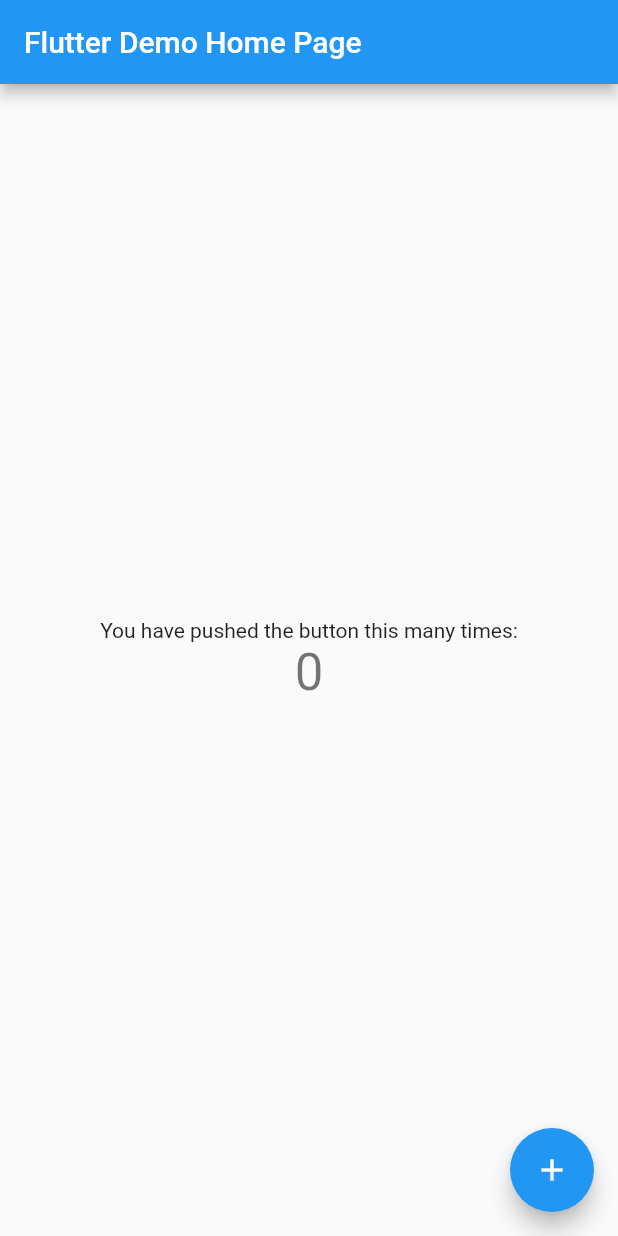
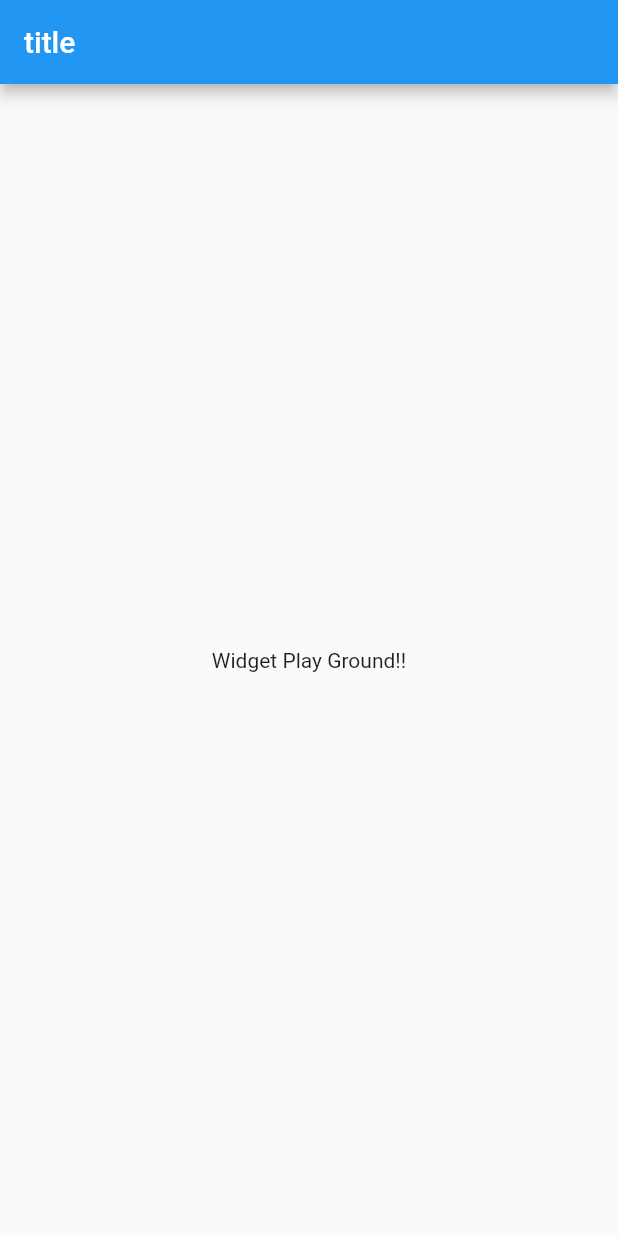
Before and after one commit to Kazuya1Hashimoto10/PERSONAL_EXPENSES_APP, a Flutter app: the screen it shows after launch, on a phone screen of 412 x 824 dp. Run offline on Flutter 3.47's test engine with Material 2 defaults, Android fonts, the phone set to English and light mode, and no system bars.

Commit message:
set a default code

```diff
--- a/lib/main.dart
+++ b/lib/main.dart
@@ -13,50 +13,22 @@ class MyApp extends StatelessWidget {
         primarySwatch: Colors.blue,
         visualDensity: VisualDensity.adaptivePlatformDensity,
       ),
-      home: MyHomePage(title: 'Flutter Demo Home Page'),
+      home: MyHomePage(),
     );
   }
 }
 
-class MyHomePage extends StatefulWidget {
-  MyHomePage({Key key, this.title}) : super(key: key);
-  final String title;
+class MyHomePage extends StatelessWidget {
   @override
-  _MyHomePageState createState() => _MyHomePageState();
-}
-
-class _MyHomePageState extends State<MyHomePage> {
-  int _counter = 0;
-  void _incrementCounter() {
-    setState(() {
-      _counter++;
-    });
-  }
-
-  @override
-  Widget build(BuildContext context) {
+  Widget build(BuildContext context){
     return Scaffold(
       appBar: AppBar(
-        title: Text(widget.title),
+        title: Text('title'),
       ),
-      body: Center(
-        child: Column(
-          mainAxisAlignment: MainAxisAlignment.center,
-          children: <Widget>[
-            Text(
-              'You have pushed the button this many times:',
-            ),
-            Text(
-              '$_counter',
-              style: Theme.of(context).textTheme.headline4,
-            ),
-          ],
-        ),
-      ),
-      floatingActionButton: FloatingActionButton(
-        onPressed: _incrementCounter,
-        tooltip: 'Increment',
-        child: Icon(Icons.add),
+      body: (
+        Center(
+          child: Text('Widget Play Ground!!'),
+        )
       ),
     );
   }
```
Also changed, not shown: 1 other file.
